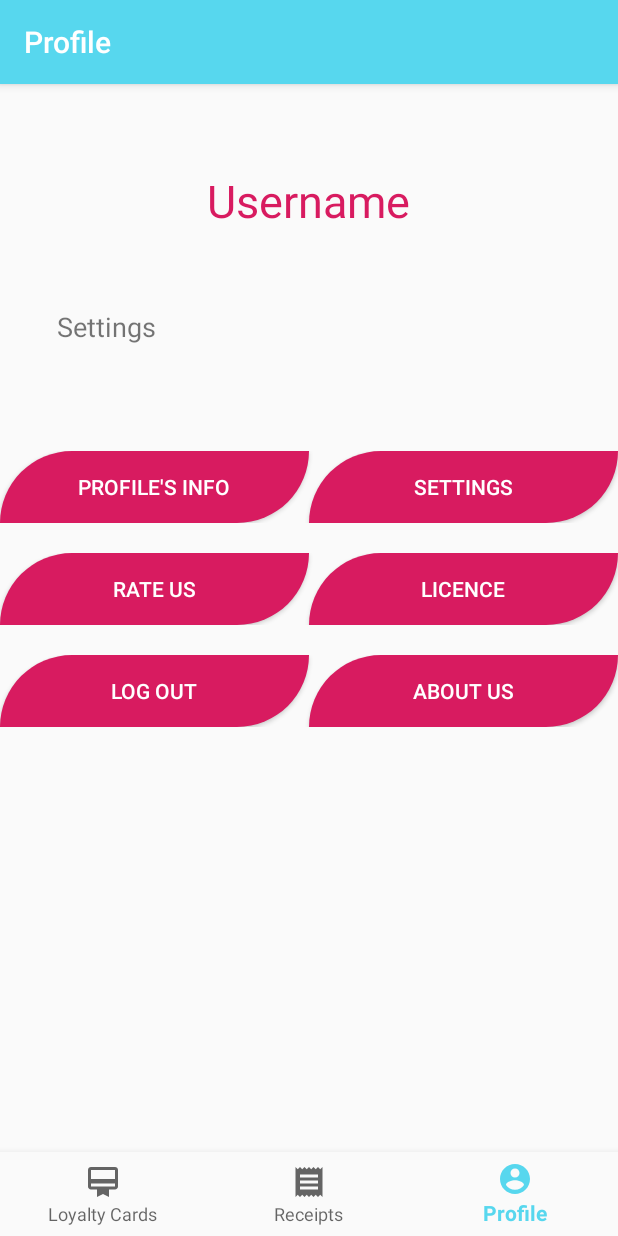
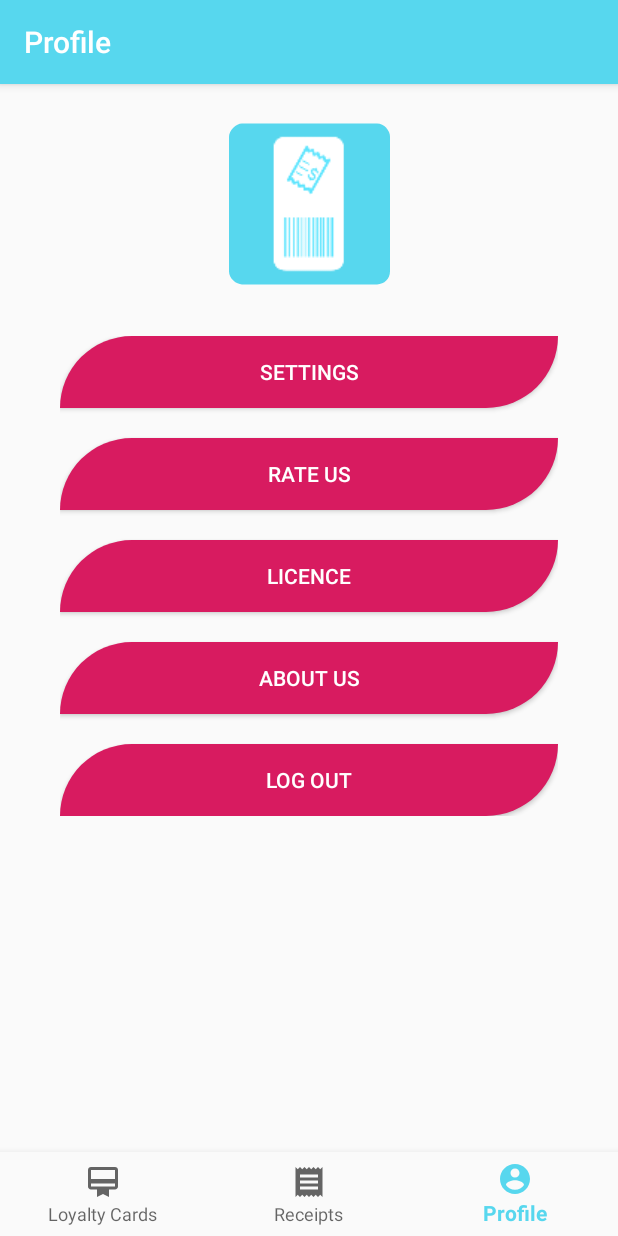
Before and after one commit to lgorczynski98/ShopAssistAndroidClient, an Android app: the ProfileFragment screen opened through its navigation route, on a phone screen of 412 x 824 dp. Run offline under Robolectric (Android 15) with nearby library versions, the phone set to English and light mode, and no system bars; our stand-ins replace navigation-ui.

Commit message:
Change profile tab look and added creating local copy of receipt images

```diff
--- a/app/src/main/java/com/lgorczynski/shopassist/ui/profile/ProfileFragment.java
+++ b/app/src/main/java/com/lgorczynski/shopassist/ui/profile/ProfileFragment.java
@@ -7,6 +7,9 @@ import android.view.LayoutInflater;
 import android.view.View;
 import android.view.ViewGroup;
 import android.widget.Button;
+import android.widget.ImageView;
+import android.widget.LinearLayout;
+import android.widget.Toast;
 
 import androidx.annotation.Nullable;
 import androidx.annotation.NonNull;
@@ -16,18 +19,40 @@ import androidx.navigation.NavController;
 import androidx.navigation.Navigation;
 
 import com.lgorczynski.shopassist.R;
+import com.lgorczynski.shopassist.ui.CredentialsSingleton;
+import com.lgorczynski.shopassist.ui.ImageFileCreator;
+import com.lgorczynski.shopassist.ui.receipts.Receipt;
+import com.lgorczynski.shopassist.ui.receipts.ReceiptsViewModel;
+
+import java.util.List;
 
 public class ProfileFragment extends Fragment implements View.OnClickListener{
 
-    private ProfileViewModel profileViewModel;
-
     private NavController navController;
+    private LinearLayout settingsLayout;
+    private LinearLayout downloadLocalCopyLayout;
+    private ReceiptsViewModel receiptsViewModel;
 
     public View onCreateView(@NonNull LayoutInflater inflater,
                              ViewGroup container, Bundle savedInstanceState) {
-        profileViewModel =
-                ViewModelProviders.of(this).get(ProfileViewModel.class);
+        receiptsViewModel =
+                ViewModelProviders.of(this).get(ReceiptsViewModel.class);
         View root = inflater.inflate(R.layout.fragment_profile, container, false);
+
+        final Button logOutButton = root.findViewById(R.id.profile_log_out_button);
+        final Button settingButton = root.findViewById(R.id.profile_settings_button);
+        final Button licenceButton = root.findViewById(R.id.profile_licence_button);
+        final Button aboutButton = root.findViewById(R.id.profile_about_us_button);
+        settingsLayout = root.findViewById(R.id.profile_settings_layout);
+        downloadLocalCopyLayout = root.findViewById(R.id.profile_settings_layout_download_copy);
+        downloadLocalCopyLayout.setOnClickListener(this);
+        logOutButton.setOnClickListener(this);
+        settingButton.setOnClickListener(this);
+        licenceButton.setOnClickListener(this);
+        aboutButton.setOnClickListener(this);
+
+        receiptsViewModel.getReceipts(CredentialsSingleton.getInstance().getToken());
+
         return root;
     }
 
@@ -35,17 +60,6 @@ public class ProfileFragment extends Fragment implements View.OnClickListener{
     public void onViewCreated(@NonNull View view, @Nullable Bundle savedInstanceState) {
         super.onViewCreated(view, savedInstanceState);
         navController = Navigation.findNavController(view);
-
-        final Button logOutButton = view.findViewById(R.id.profile_log_out_button);
-        final Button settingButton = view.findViewById(R.id.profile_setting_button);
-        final Button profileInfoButton = view.findViewById(R.id.profile_change_profile_info_button);
-        final Button licenceButton = view.findViewById(R.id.profile_licence_button);
-        final Button aboutButton = view.findViewById(R.id.profile_about_us_button);
-        logOutButton.setOnClickListener(this);
-        settingButton.setOnClickListener(this);
-        profileInfoButton.setOnClickListener(this);
-        licenceButton.setOnClickListener(this);
-        aboutButton.setOnClickListener(this);
     }
 
     @Override
@@ -59,12 +73,11 @@ public class ProfileFragment extends Fragment implements View.OnClickListener{
                 navController.navigate(R.id.action_navigation_profile_to_logInFragment);
                 break;
             }
-            case R.id.profile_setting_button:{
-                navController.navigate(R.id.action_navigation_profile_to_settingsFragment);
-                break;
-            }
-            case R.id.profile_change_profile_info_button:{
-                navController.navigate(R.id.action_navigation_profile_to_profileInfoFragment);
+            case R.id.profile_settings_button:{
+                if(settingsLayout.getVisibility() == View.VISIBLE)
+                    settingsLayout.setVisibility(View.GONE);
+                else
+                    settingsLayout.setVisibility(View.VISIBLE);
                 break;
             }
             case R.id.profile_licence_button:{
@@ -75,6 +88,11 @@ public class ProfileFragment extends Fragment implements View.OnClickListener{
                 navController.navigate(R.id.action_navigation_profile_to_aboutFragment);
                 break;
             }
+            case R.id.profile_settings_layout_download_copy:{
+                List<Receipt> receipts = receiptsViewModel.getReceiptsResponseLiveData().getValue();
+                ImageFileCreator imageFileCreator = new ImageFileCreator(getContext());
+                imageFileCreator.createReceiptsImageFiles(receipts);
+            }
         }
     }
 }
--- a/app/src/main/java/com/lgorczynski/shopassist/ui/profile/ProfileViewModel.java
+++ /dev/null
@@ -1,19 +0,0 @@
-package com.lgorczynski.shopassist.ui.profile;
-
-import androidx.lifecycle.LiveData;
-import androidx.lifecycle.MutableLiveData;
-import androidx.lifecycle.ViewModel;
-
-public class ProfileViewModel extends ViewModel {
-
-    private MutableLiveData<String> mText;
-
-    public ProfileViewModel() {
-        mText = new MutableLiveData<>();
-        mText.setValue("This is profile fragment");
-    }
-
-    public LiveData<String> getText() {
-        return mText;
-    }
-}
--- /dev/null
+++ b/app/src/main/res/drawable/ic_cloud_download_primary_24dp.xml
@@ -0,0 +1,5 @@
+<vector android:height="24dp" android:tint="#57D7EE"
+    android:viewportHeight="24.0" android:viewportWidth="24.0"
+    android:width="24dp" xmlns:android="http://schemas.android.com/apk/res/android">
+    <path android:fillColor="#FF000000" android:pathData="M19.35,10.04C18.67,6.59 15.64,4 12,4 9.11,4 6.6,5.64 5.35,8.04 2.34,8.36 0,10.91 0,14c0,3.31 2.69,6 6,6h13c2.76,0 5,-2.24 5,-5 0,-2.64 -2.05,-4.78 -4.65,-4.96zM17,13l-5,5 -5,-5h3V9h4v4h3z"/>
+</vector>
--- a/app/src/main/res/layout/fragment_profile.xml
+++ b/app/src/main/res/layout/fragment_profile.xml
@@ -1,126 +1,118 @@
 <?xml version="1.0" encoding="utf-8"?>
-<androidx.constraintlayout.widget.ConstraintLayout xmlns:android="http://schemas.android.com/apk/res/android"
+<ScrollView xmlns:android="http://schemas.android.com/apk/res/android"
     xmlns:app="http://schemas.android.com/apk/res-auto"
     xmlns:tools="http://schemas.android.com/tools"
     android:layout_width="match_parent"
     android:layout_height="match_parent">
 
+    <androidx.constraintlayout.widget.ConstraintLayout
+        android:layout_width="match_parent"
+        android:layout_height="wrap_content">
+
         <LinearLayout
             android:id="@+id/profile_buttons_linear_layout"
             android:layout_width="match_parent"
             android:layout_height="wrap_content"
+            android:layout_marginTop="32dp"
             android:divider="@drawable/empty_divider"
             android:orientation="vertical"
+            android:paddingLeft="40dp"
+            android:paddingRight="40dp"
             android:showDividers="middle"
             app:layout_constraintBottom_toBottomOf="parent"
             app:layout_constraintEnd_toEndOf="parent"
             app:layout_constraintHorizontal_bias="0.0"
             app:layout_constraintStart_toStartOf="parent"
-        app:layout_constraintTop_toBottomOf="@+id/profile_settings_text"
-        app:layout_constraintVertical_bias="0.2">
+            app:layout_constraintTop_toBottomOf="@+id/imageView"
+            app:layout_constraintVertical_bias="0.5">
+
+            <Button
+                android:id="@+id/profile_settings_button"
+                android:layout_width="match_parent"
+                android:layout_height="wrap_content"
+                android:background="@drawable/rounded_confirm_button"
+                android:text="@string/settings"
+                android:textColor="@android:color/primary_text_dark" />
 
             <LinearLayout
+                android:id="@+id/profile_settings_layout"
+                android:layout_width="match_parent"
+                android:layout_height="match_parent"
+                android:orientation="vertical"
+                android:visibility="gone">
+
+                <LinearLayout
+                    android:id="@+id/profile_settings_layout_download_copy"
                     android:layout_width="match_parent"
                     android:layout_height="match_parent"
                     android:orientation="horizontal"
-            android:weightSum="2">
+                    android:padding="10dp"
+                    android:weightSum="3">
 
-            <Button
-                android:id="@+id/profile_change_profile_info_button"
+                    <ImageView
+                        android:id="@+id/imageView2"
+                        android:layout_width="wrap_content"
+                        android:layout_height="match_parent"
+                        android:layout_weight="1"
+                        app:srcCompat="@drawable/ic_cloud_download_primary_24dp" />
+
+                    <TextView
+                        android:id="@+id/textView"
                         android:layout_width="0dp"
                         android:layout_height="wrap_content"
-                android:layout_weight="1"
-                android:background="@drawable/rounded_confirm_button"
-                android:text="@string/change_profile_info"
-                android:textColor="@android:color/primary_text_dark" />
-
-            <Button
-                android:id="@+id/profile_setting_button"
-                android:layout_width="0dp"
-                android:layout_height="wrap_content"
-                android:layout_weight="1"
-                android:background="@drawable/rounded_confirm_button"
-                android:text="@string/settings"
-                android:textColor="@android:color/primary_text_dark" />
+                        android:layout_weight="2"
+                        android:breakStrategy="high_quality"
+                        android:scrollHorizontally="false"
+                        android:singleLine="false"
+                        android:text="@string/download_receipts_local_copy"
+                        android:textSize="18sp" />
                 </LinearLayout>
-
-        <LinearLayout
-            android:layout_width="match_parent"
-            android:layout_height="match_parent"
-            android:orientation="horizontal"
-            android:weightSum="2">
+            </LinearLayout>
 
             <Button
                 android:id="@+id/profile_rate_us_button"
-                android:layout_width="0dp"
+                android:layout_width="match_parent"
                 android:layout_height="wrap_content"
-                android:layout_weight="1"
                 android:background="@drawable/rounded_confirm_button"
                 android:text="@string/rate_us"
                 android:textColor="@android:color/primary_text_dark" />
 
             <Button
                 android:id="@+id/profile_licence_button"
-                android:layout_width="0dp"
+                android:layout_width="match_parent"
                 android:layout_height="wrap_content"
-                android:layout_weight="1"
                 android:background="@drawable/rounded_confirm_button"
                 android:text="@string/licence"
                 android:textColor="@android:color/primary_text_dark" />
-        </LinearLayout>
 
-        <LinearLayout
+            <Button
+                android:id="@+id/profile_about_us_button"
                 android:layout_width="match_parent"
-            android:layout_height="match_parent"
-            android:orientation="horizontal"
-            android:weightSum="2">
+                android:layout_height="wrap_content"
+                android:background="@drawable/rounded_confirm_button"
+                android:text="@string/about"
+                android:textColor="@android:color/primary_text_dark" />
 
             <Button
                 android:id="@+id/profile_log_out_button"
-                android:layout_width="0dp"
+                android:layout_width="match_parent"
                 android:layout_height="wrap_content"
-                android:layout_weight="1"
                 android:background="@drawable/rounded_confirm_button"
                 android:text="@string/log_out"
                 android:textColor="@android:color/primary_text_dark" />
 
-            <Button
-                android:id="@+id/profile_about_us_button"
-                android:layout_width="0dp"
-                android:layout_height="wrap_content"
-                android:layout_weight="1"
-                android:background="@drawable/rounded_confirm_button"
-                android:text="@string/about"
-                android:textColor="@android:color/primary_text_dark" />
         </LinearLayout>
 
-    </LinearLayout>
-
-    <TextView
-        android:id="@+id/profile_settings_text"
-        android:layout_width="wrap_content"
-        android:layout_height="wrap_content"
-        android:text="@string/settings"
-        android:textSize="18sp"
-        app:layout_constraintBottom_toBottomOf="parent"
+        <ImageView
+            android:id="@+id/imageView"
+            android:layout_width="107dp"
+            android:layout_height="112dp"
+            android:layout_marginTop="24dp"
             app:layout_constraintEnd_toEndOf="parent"
-        app:layout_constraintHorizontal_bias="0.109"
-        app:layout_constraintStart_toStartOf="parent"
-        app:layout_constraintTop_toBottomOf="@+id/profile_username_text"
-        app:layout_constraintVertical_bias="0.087" />
-
-    <TextView
-        android:id="@+id/profile_username_text"
-        android:layout_width="wrap_content"
-        android:layout_height="wrap_content"
-        android:text="@string/username"
-        android:textColor="@color/colorAccent"
-        android:textSize="30sp"
-        app:layout_constraintBottom_toBottomOf="parent"
-        app:layout_constraintEnd_toEndOf="parent"
-        app:layout_constraintHorizontal_bias="0.498"
             app:layout_constraintStart_toStartOf="parent"
             app:layout_constraintTop_toTopOf="parent"
-        app:layout_constraintVertical_bias="0.085" />
+            app:srcCompat="@mipmap/ic_launcher" />
 
     </androidx.constraintlayout.widget.ConstraintLayout>
+
+</ScrollView>
--- a/app/src/main/res/values/strings.xml
+++ b/app/src/main/res/values/strings.xml
@@ -46,4 +46,5 @@
     <string name="purchase_cost">Purchase Cost</string>
     <string name="return_to">Return to</string>
     <string name="print_receipt">Print receipt</string>
+    <string name="download_receipts_local_copy">Create a local copy of all the receipt scans</string>
 </resources>
```
Also changed, not shown: app/src/main/java/com/lgorczynski/shopassist/ui/ImageFileCreator.java (+95 -1 lines), app/src/main/java/com/lgorczynski/shopassist/ui/profile_info/ProfileInfoFragment.java (deleted, +0 -36 lines), app/src/main/java/com/lgorczynski/shopassist/ui/profile_info/ProfileInfoViewModel.java (deleted, +0 -19 lines), app/src/main/java/com/lgorczynski/shopassist/ui/settings/SettingsFragment.java (deleted, +0 -36 lines), app/src/main/java/com/lgorczynski/shopassist/ui/settings/SettingsViewModel.java (deleted, +0 -19 lines). Lines whose indentation alone changed are shown as unchanged.
